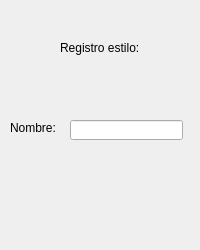
Above: registroestilo.ui from pacheevb/ED_Proyecto2 before the change. Below: the same form after it.
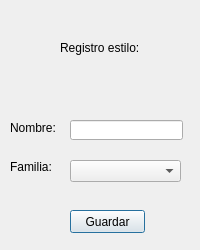
That is the form after the change.

Diff of the .ui file:
```diff
--- a/registroestilo.ui
+++ b/registroestilo.ui
@@ -49,6 +49,42 @@
     <string>Nombre:</string>
    </property>
   </widget>
+  <widget class="QLabel" name="label_3">
+   <property name="geometry">
+    <rect>
+     <x>10</x>
+     <y>160</y>
+     <width>47</width>
+     <height>13</height>
+    </rect>
+   </property>
+   <property name="text">
+    <string>Familia:</string>
+   </property>
+  </widget>
+  <widget class="QComboBox" name="comboBox">
+   <property name="geometry">
+    <rect>
+     <x>70</x>
+     <y>160</y>
+     <width>111</width>
+     <height>22</height>
+    </rect>
+   </property>
+  </widget>
+  <widget class="QPushButton" name="pushButton">
+   <property name="geometry">
+    <rect>
+     <x>70</x>
+     <y>210</y>
+     <width>75</width>
+     <height>23</height>
+    </rect>
+   </property>
+   <property name="text">
+    <string>Guardar</string>
+   </property>
+  </widget>
  </widget>
  <resources/>
  <connections/>
```
